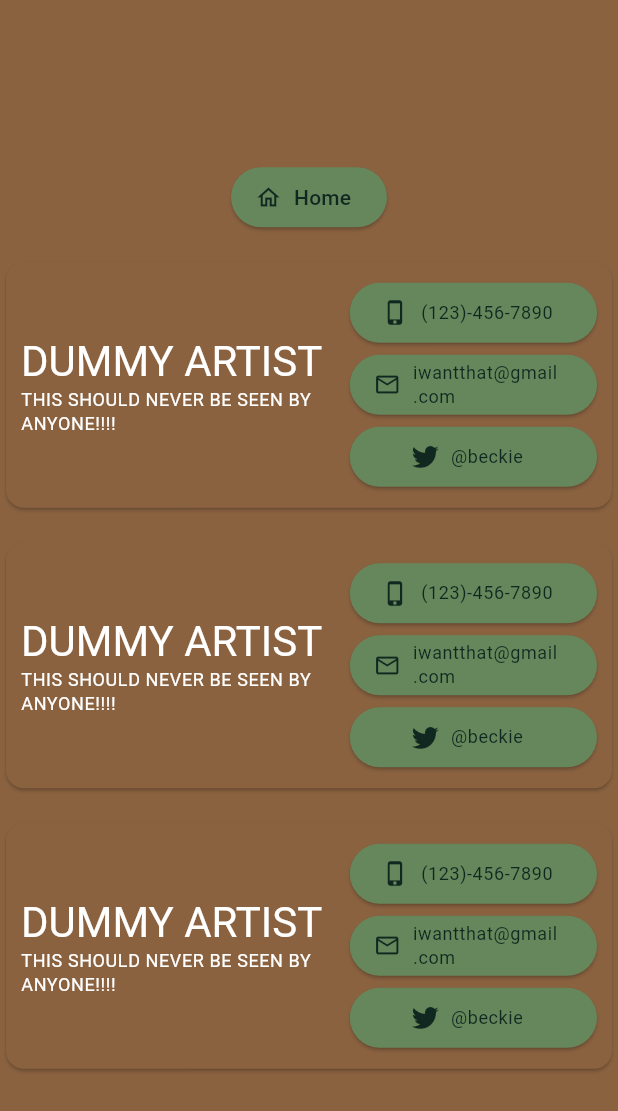
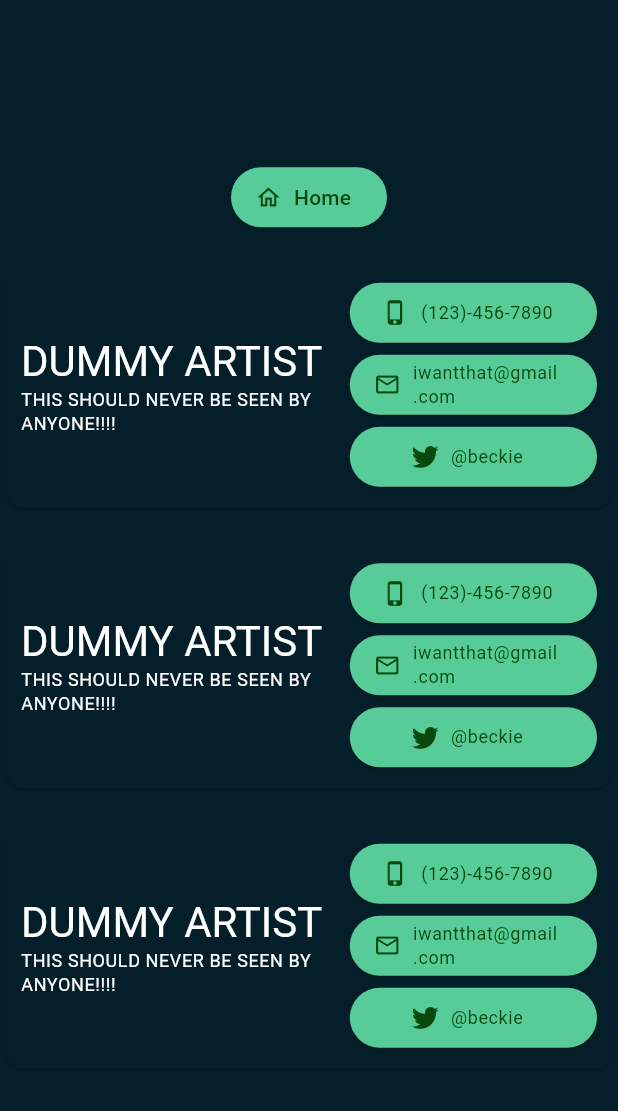
Before and after one commit to mehulgoel873/IWantThat, a Flutter app: the screen it shows once a user with an empty profile is signed in, after a tap on "Find an Artist", on a phone screen of 412 x 824 dp. Shown: the top 1111 px of the screen. Run offline on Flutter 3.47's test engine with Material 3 defaults, Android fonts, the phone set to English and light mode, and no system bars; our stand-ins replace cloud_firestore, cloud_functions, firebase_auth, firebase_core, firebase_storage, firebase_vertexai and 2 more; missing offline and left inert: firebase_ui_auth; accounts and stored records are empty; generated files the repository leaves out were written again.

Commit message:
updated color shceme

```diff
--- a/flutter_app/lib/main.dart
+++ b/flutter_app/lib/main.dart
@@ -18,13 +18,13 @@ import 'auth_gate.dart';
 import 'artist_info_page.dart';
 // import 'package:firebase_app_check/firebase_app_check.dart';
 
-var buttonForegroundColor = Color(0xFF102820);
+// var buttonForegroundColor = Color(0xFF102820);
+// var elevatedStyle = ElevatedButton.styleFrom(
+//     foregroundColor: buttonForegroundColor, backgroundColor: Color(0xFF66865B));
+var buttonForegroundColor = Color(0xFF084A0E);
 var elevatedStyle = ElevatedButton.styleFrom(
-    foregroundColor: buttonForegroundColor, backgroundColor: Color(0xFF66865B));
-// var buttonForegroundColor = Color(0xFF084A0E);
-// var elevatedStyle = ElevatedButton.styleFrom(
-//     foregroundColor: buttonForegroundColor, backgroundColor: Color(0xFF57CC99));
-var iconStyle = ElevatedButton.styleFrom(foregroundColor: Color(0xFF3E2514));
+    foregroundColor: buttonForegroundColor, backgroundColor: Color(0xFF57CC99));
+var iconStyle = ElevatedButton.styleFrom(foregroundColor: Color(0xFF22577A));
 
 void main() async {
   WidgetsFlutterBinding.ensureInitialized();
@@ -76,19 +76,19 @@ class MyApp extends StatelessWidget {
         title: 'I Want That',
         theme: ThemeData(
             useMaterial3: true,
-            // colorScheme: ColorScheme.fromSwatch(
-            //   primarySwatch: MaterialColor(0xFF22577A, _blueMap),
-            //   accentColor: Color(0xFF57CC99),
-            //   errorColor: Color(0xFFD83030),
-            //   cardColor: Color(0xFF041F2A),
-            //   backgroundColor: Colors.black,
-            //   brightness: Brightness.dark,
-            // ),
-            colorScheme: ColorScheme.fromSeed(
-                seedColor: Color(0xFF8A6240),
-                surface: Color(0xFF8A6240),
-                onSurface: Color(0xFF3E2514),
-                error: Color(0xFFE85F5C)),
+            colorScheme: ColorScheme.fromSwatch(
+              primarySwatch: MaterialColor(0xFF22577A, _blueMap),
+              accentColor: Color(0xFF57CC99),
+              errorColor: Color(0xFFD83030),
+              cardColor: Color(0xFF041F2A),
+              backgroundColor: Colors.black,
+              brightness: Brightness.dark,
+            ),
+            // colorScheme: ColorScheme.fromSeed(
+            //     seedColor: Color(0xFF8A6240),
+            //     surface: Color(0xFF8A6240),
+            //     onSurface: Color(0xFF3E2514),
+            //     error: Color(0xFFE85F5C)),
             elevatedButtonTheme: ElevatedButtonThemeData(style: elevatedStyle),
             iconButtonTheme: IconButtonThemeData(style: iconStyle)),
         home: AuthGate(),
```
